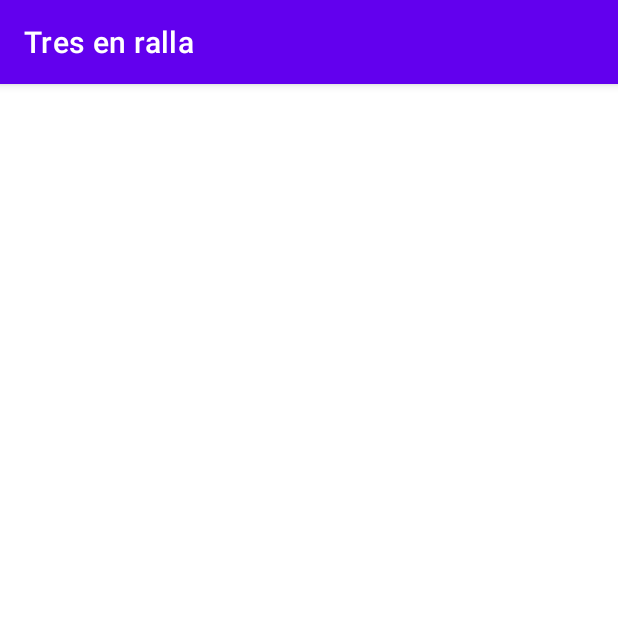
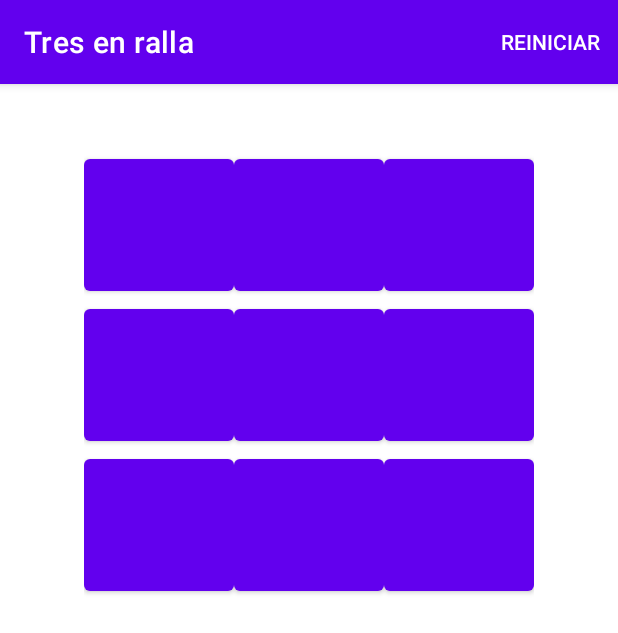
Before and after one commit to avidaldo/android-tresEnRaya-patrones, an Android app: the screen it shows after launch (MainActivity), on a phone screen of 412 x 824 dp. Shown: the top 633 px of the screen. Run offline under Robolectric (Android 15) with nearby library versions, the phone set to English and light mode, and no system bars.

Commit message:
versión mvc funcionando

```diff
--- a/TresEnRalla/app/src/main/AndroidManifest.xml
+++ b/TresEnRalla/app/src/main/AndroidManifest.xml
@@ -10,7 +10,7 @@
         android:supportsRtl="true"
         android:theme="@style/Theme.TresEnRalla">
         <activity
-            android:name=".MainActivity"
+            android:name=".controller.MainActivity"
             android:exported="true">
             <intent-filter>
                 <action android:name="android.intent.action.MAIN" />
--- a/TresEnRalla/app/src/main/java/com/example/tresenralla/MainActivity.kt
+++ /dev/null
@@ -1,20 +0,0 @@
-package com.example.tresenralla
-
-import androidx.appcompat.app.AppCompatActivity
-import android.os.Bundle
-import com.example.tresenralla.databinding.ActivityMainBinding
-
-class MainActivity : AppCompatActivity() {
-
-    private lateinit var binding: ActivityMainBinding
-
-    override fun onCreate(savedInstanceState: Bundle?) {
-        super.onCreate(savedInstanceState)
-        binding = ActivityMainBinding.inflate(layoutInflater)
-        setContentView(binding.root)
-
-
-
-    }
-
-}
--- /dev/null
+++ b/TresEnRalla/app/src/main/java/com/example/tresenralla/controller/MainActivity.kt
@@ -0,0 +1,88 @@
+package com.example.tresenralla.controller
+
+import androidx.appcompat.app.AppCompatActivity
+import android.os.Bundle
+import android.util.Log
+import android.view.*
+import android.widget.Button
+import android.widget.GridLayout
+import com.example.tresenralla.R
+import com.example.tresenralla.databinding.ActivityMainBinding
+import com.example.tresenralla.model.Tablero.Jugador
+import com.example.tresenralla.model.Tablero
+
+class MainActivity : AppCompatActivity() {
+    private val TAG = MainActivity::class.java.name
+
+    private lateinit var binding: ActivityMainBinding
+
+    private lateinit var modelo: Tablero
+
+
+    override fun onCreate(savedInstanceState: Bundle?) {
+        super.onCreate(savedInstanceState)
+        binding = ActivityMainBinding.inflate(layoutInflater)
+        setContentView(binding.root)
+
+        modelo = Tablero()
+
+        binding.buttonGrid.setOnClickListener(::onCellClicked)
+
+    }
+
+    /** Función de extensión que recibe como parámetro una lambda
+     * Se exitende GridLayout para que tenga este método, el cual recorre todos los
+     * Button que la componen (asunción) y para cada uno de ellos le asigna la función
+     * pasada a su OnClickListener */
+    private fun GridLayout.setOnClickListener( onClick: (Button) -> Unit ) {
+        for (i in 0 until childCount) {
+            val boton = getChildAt(i) as Button
+            boton.setOnClickListener {
+                onClick(boton)
+            }
+        }
+    }
+
+
+    private fun onCellClicked(button: Button) {
+        val tag = button.tag.toString()
+        val row = Integer.valueOf(tag.substring(0, 1))
+        val col = Integer.valueOf(tag.substring(1, 2))
+        Log.i(TAG, "Click Row: [$row,$col]")
+        val playerThatMoved: Jugador = modelo.marcar(row, col)
+        button.text = playerThatMoved.toString()
+        if (modelo.ganador != null) {
+            binding.winnerPlayerLabel.text = playerThatMoved.toString()
+            binding.winnerPlayerViewGroup.visibility = View.VISIBLE
+        }
+
+    }
+
+    override fun onCreateOptionsMenu(menu: Menu?): Boolean {
+        val inflater = menuInflater
+        inflater.inflate(R.menu.menu, menu)
+        return true
+    }
+
+    override fun onOptionsItemSelected(item: MenuItem): Boolean {
+        return when (item.itemId) {
+            R.id.action_reset -> {
+                reset()
+                true
+            }
+            else -> super.onOptionsItemSelected(item)
+        }
+    }
+
+
+    private fun reset() {
+        binding.winnerPlayerViewGroup.visibility = View.GONE
+        binding.winnerPlayerLabel.text = ""
+        modelo!!.reiniciar()
+        for (i in 0 until binding.buttonGrid.childCount) {
+            (binding.buttonGrid.getChildAt(i) as Button).text = null
+        }
+    }
+
+
+}
--- a/TresEnRalla/app/src/main/java/com/example/tresenralla/model/Player.java
+++ /dev/null
@@ -1,3 +0,0 @@
-package com.example.tresenralla.model;
-
-public enum Player { X , O }
--- /dev/null
+++ b/TresEnRalla/app/src/main/java/com/example/tresenralla/model/Tablero.java
@@ -0,0 +1,121 @@
+package com.example.tresenralla.model;
+
+
+public class Tablero {
+
+    class Celda {
+        private Jugador value = null;
+
+        public Jugador getValue() {
+            return value;
+        }
+
+        public void setValue(Jugador value) {
+            this.value = value;
+        }
+    }
+
+    public enum Jugador {X, O}
+
+    private Celda[][] celdas = new Celda[3][3];
+
+    private Jugador ganador;
+    public Jugador getGanador() {
+        return ganador;
+    }
+    private GameState estado;
+    private Jugador turno;
+
+    private enum GameState {JUGANDO, TERMINADO}
+
+
+    public Tablero() {
+        reiniciar();
+    }
+
+
+    public void reiniciar() {
+        clearCells();
+        ganador = null;
+        turno = Jugador.X;
+        estado = GameState.JUGANDO;
+    }
+
+    /**
+     * Mark the current row for the player who's current turn it is.
+     * Will perform no-op if the arguments are out of range or if that position is already played.
+     * Will also perform a no-op if the game is already over.
+     *
+     * @param row 0..2
+     * @param col 0..2
+     * @return the player that moved or null if we did not move anything.
+     */
+    public Jugador marcar(int row, int col) {
+
+        if (!isValida(row, col)) return null;
+
+        celdas[row][col].setValue(turno);
+
+        if (isMovimientoGana(turno, row, col)) {
+            estado = GameState.TERMINADO;
+            ganador = turno;
+
+        } else {
+            cambiarTurno();
+        }
+
+
+        return turno;
+    }
+
+
+    private void clearCells() {
+        for (int i = 0; i < 3; i++) {
+            for (int j = 0; j < 3; j++) {
+                celdas[i][j] = new Celda();
+            }
+        }
+    }
+
+    private boolean isValida(int row, int col) {
+        if (estado == GameState.TERMINADO ||
+                isOutOfBounds(row) || isOutOfBounds(col) ||
+                isCeldaConValor(row, col))
+            return false;
+        return true;
+    }
+
+    private boolean isOutOfBounds(int idx) {
+        return idx < 0 || idx > 2;
+    }
+
+    private boolean isCeldaConValor(int row, int col) {
+        return celdas[row][col].getValue() != null;
+    }
+
+
+    /**
+     * Devuelve true si el movimiento gana
+     */
+    private boolean isMovimientoGana(Jugador player, int fila, int columna) {
+        return (celdas[fila][0].getValue() == player         // 3-in-the-row
+                && celdas[fila][1].getValue() == player
+                && celdas[fila][2].getValue() == player
+                || celdas[0][columna].getValue() == player      // 3-in-the-column
+                && celdas[1][columna].getValue() == player
+                && celdas[2][columna].getValue() == player
+                || fila == columna            // 3-in-the-diagonal
+                && celdas[0][0].getValue() == player
+                && celdas[1][1].getValue() == player
+                && celdas[2][2].getValue() == player
+                || fila + columna == 2    // 3-in-the-opposite-diagonal
+                && celdas[0][2].getValue() == player
+                && celdas[1][1].getValue() == player
+                && celdas[2][0].getValue() == player);
+    }
+
+    private void cambiarTurno() {
+        turno = turno == Jugador.X ? Jugador.O : Jugador.X;
+    }
+
+}
--- a/TresEnRalla/app/src/main/res/layout/activity_main.xml
+++ b/TresEnRalla/app/src/main/res/layout/activity_main.xml
@@ -1,12 +1,83 @@
 <?xml version="1.0" encoding="utf-8"?>
-<androidx.constraintlayout.widget.ConstraintLayout xmlns:android="http://schemas.android.com/apk/res/android"
-    xmlns:app="http://schemas.android.com/apk/res-auto"
+<LinearLayout xmlns:android="http://schemas.android.com/apk/res/android"
     xmlns:tools="http://schemas.android.com/tools"
+    android:id="@+id/tictactoe"
     android:layout_width="match_parent"
     android:layout_height="match_parent"
-    tools:context=".MainActivity">
+    android:gravity="center_horizontal"
+    android:orientation="vertical"
+    android:paddingHorizontal="@dimen/activity_horizontal_margin"
+    android:paddingVertical="@dimen/activity_vertical_margin"
+    tools:context=".controller.MainActivity">
 
+    <GridLayout
+        android:id="@+id/buttonGrid"
+        android:layout_width="wrap_content"
+        android:layout_height="wrap_content"
+        android:columnCount="3"
+        android:rowCount="3">
 
+        <Button
+            style="@style/tictactoebutton"
+            android:tag="00" />
 
+        <Button
+            style="@style/tictactoebutton"
+            android:tag="01" />
 
-</androidx.constraintlayout.widget.ConstraintLayout>
+        <Button
+            style="@style/tictactoebutton"
+            android:tag="02" />
+
+        <Button
+            style="@style/tictactoebutton"
+            android:tag="10" />
+
+        <Button
+            style="@style/tictactoebutton"
+            android:tag="11" />
+
+        <Button
+            style="@style/tictactoebutton"
+            android:tag="12" />
+
+        <Button
+            style="@style/tictactoebutton"
+            android:tag="20" />
+
+        <Button
+            style="@style/tictactoebutton"
+            android:tag="21" />
+
+        <Button
+            style="@style/tictactoebutton"
+            android:tag="22" />
+
+    </GridLayout>
+
+    <LinearLayout
+        android:id="@+id/winnerPlayerViewGroup"
+        android:layout_width="wrap_content"
+        android:layout_height="match_parent"
+        android:gravity="center"
+        android:orientation="vertical"
+        android:visibility="gone"
+        tools:visibility="visible">
+
+        <TextView
+            android:id="@+id/winnerPlayerLabel"
+            android:layout_width="wrap_content"
+            android:layout_height="wrap_content"
+            android:layout_margin="20dp"
+            android:textSize="40sp"
+            tools:text="X" />
+
+        <TextView
+            android:layout_width="wrap_content"
+            android:layout_height="wrap_content"
+            android:text="@string/winner"
+            android:textSize="30sp" />
+
+    </LinearLayout>
+
+</LinearLayout>
--- /dev/null
+++ b/TresEnRalla/app/src/main/res/menu/menu.xml
@@ -0,0 +1,12 @@
+<?xml version="1.0" encoding="utf-8"?>
+<menu xmlns:android="http://schemas.android.com/apk/res/android"
+    xmlns:app="http://schemas.android.com/apk/res-auto"
+    xmlns:tools="http://schemas.android.com/tools"
+    tools:context=".controller.TicTacToeActivity">
+
+    <item android:id="@+id/action_reset"
+        android:title="@string/action_reset"
+        android:orderInCategory="100"
+        app:showAsAction="ifRoom" />
+
+</menu>
--- /dev/null
+++ b/TresEnRalla/app/src/main/res/values/dimens.xml
@@ -0,0 +1,5 @@
+<?xml version="1.0" encoding="utf-8"?>
+<resources>
+    <dimen name="activity_vertical_margin">44dp</dimen>
+    <dimen name="activity_horizontal_margin">16dp</dimen>
+</resources>
--- a/TresEnRalla/app/src/main/res/values/strings.xml
+++ b/TresEnRalla/app/src/main/res/values/strings.xml
@@ -1,3 +1,5 @@
 <resources>
     <string name="app_name">Tres en ralla</string>
+    <string name="action_reset">Reiniciar</string>
+    <string name="winner">Ganador</string>
 </resources>
--- /dev/null
+++ b/TresEnRalla/app/src/main/res/values/styles.xml
@@ -0,0 +1,9 @@
+<?xml version="1.0" encoding="utf-8"?>
+<resources>
+
+    <style name="tictactoebutton">
+        <item name="android:layout_width">100dp</item>
+        <item name="android:layout_height">100dp</item>
+        <item name="android:textSize">30sp</item>
+    </style>
+</resources>
```
Also changed, not shown: TresEnRalla/app/src/main/java/com/example/tresenralla/model/Board.java (deleted, +0 -117 lines), TresEnRalla/app/src/main/java/com/example/tresenralla/model/Cell.java (deleted, +0 -14 lines), 1 other file.
